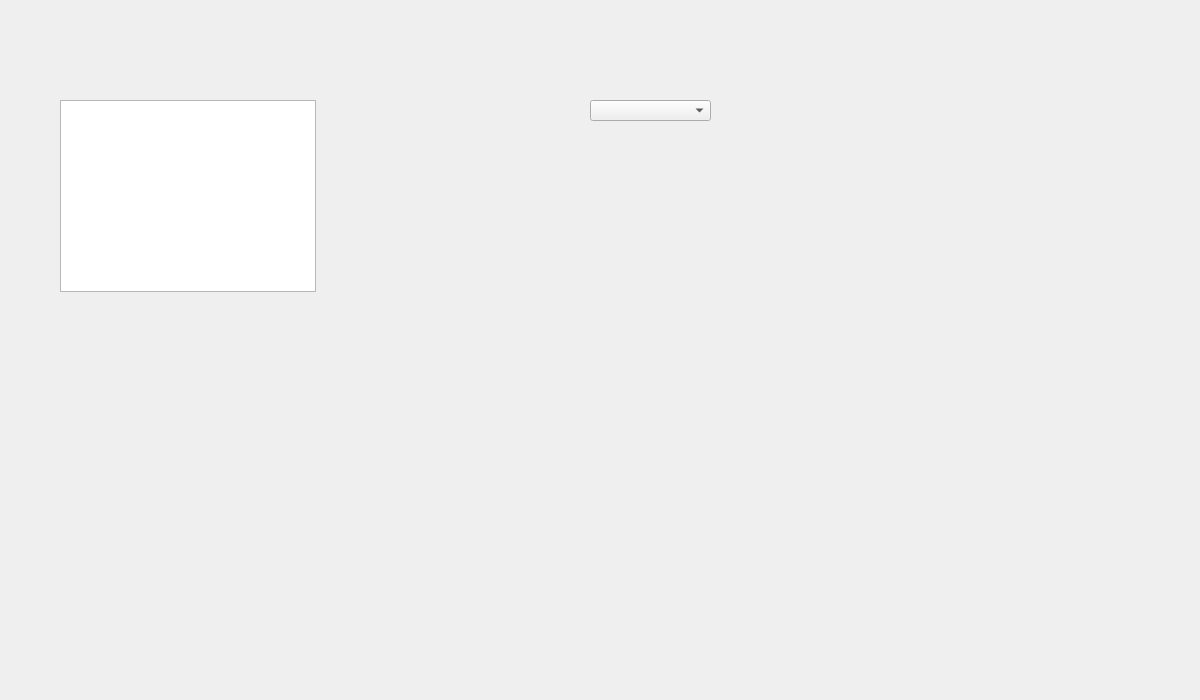
First picture: the form in CS1D-Basketball-master/Basketball/conference.ui, repository moetaei/CS1D-Basketball, before the edit.
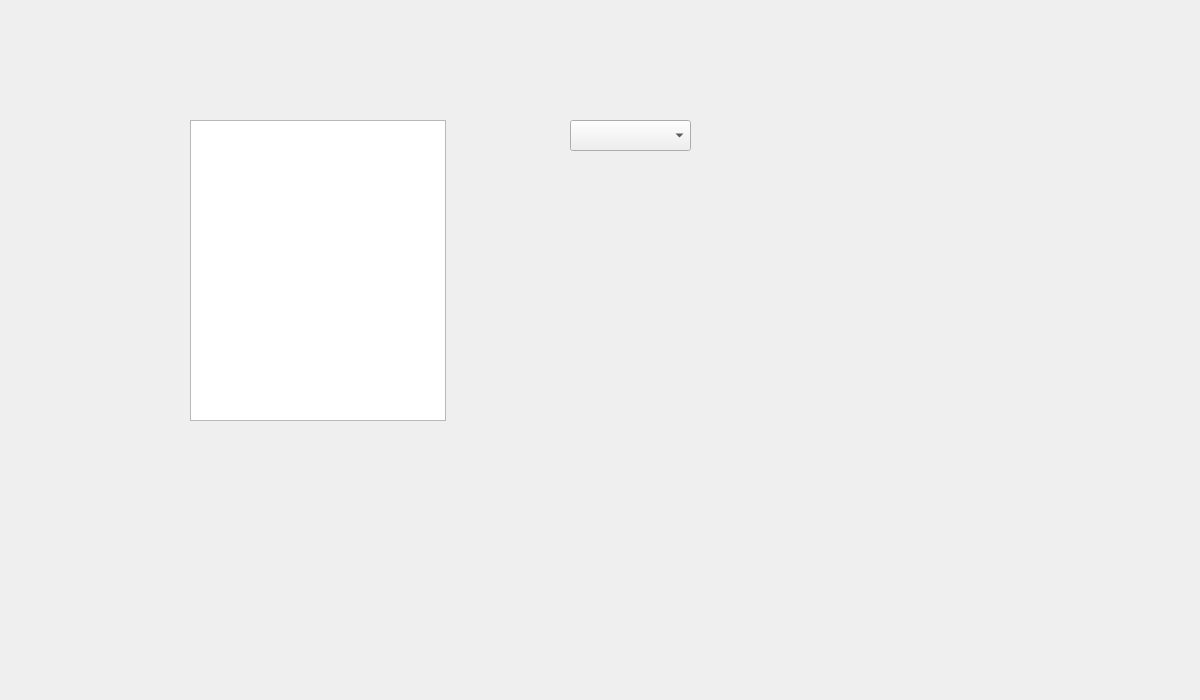
Second picture: the form after the edit.

Commit message: conference tab

```diff
--- a/CS1D-Basketball-master/Basketball/conference.ui
+++ b/CS1D-Basketball-master/Basketball/conference.ui
@@ -16,20 +16,20 @@
   <widget class="QTableView" name="conferenceTable">
    <property name="geometry">
     <rect>
-     <x>60</x>
-     <y>100</y>
+     <x>190</x>
+     <y>120</y>
      <width>256</width>
-     <height>192</height>
+     <height>301</height>
     </rect>
    </property>
   </widget>
   <widget class="QComboBox" name="comboBox">
    <property name="geometry">
     <rect>
-     <x>590</x>
-     <y>100</y>
+     <x>570</x>
+     <y>120</y>
      <width>121</width>
-     <height>21</height>
+     <height>31</height>
     </rect>
    </property>
   </widget>
```
The commit also changes 2 other files.
